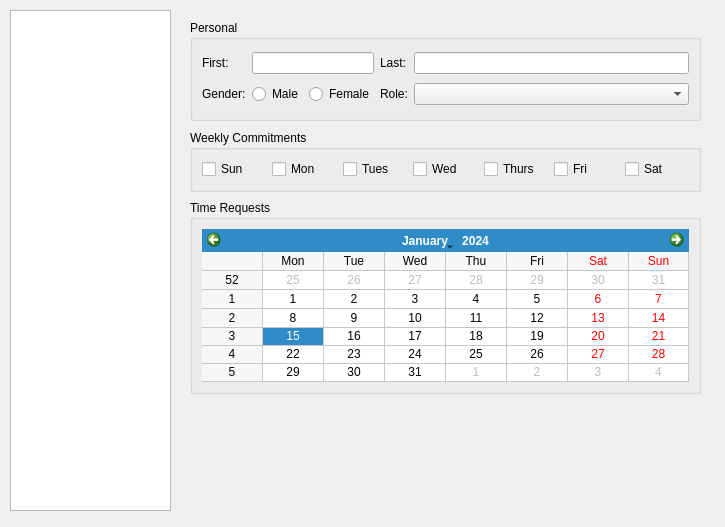
Above: src/ui/dsgn/teamwidget.ui from Nava2/DutyScheduler before the change. Below: the same form after it.
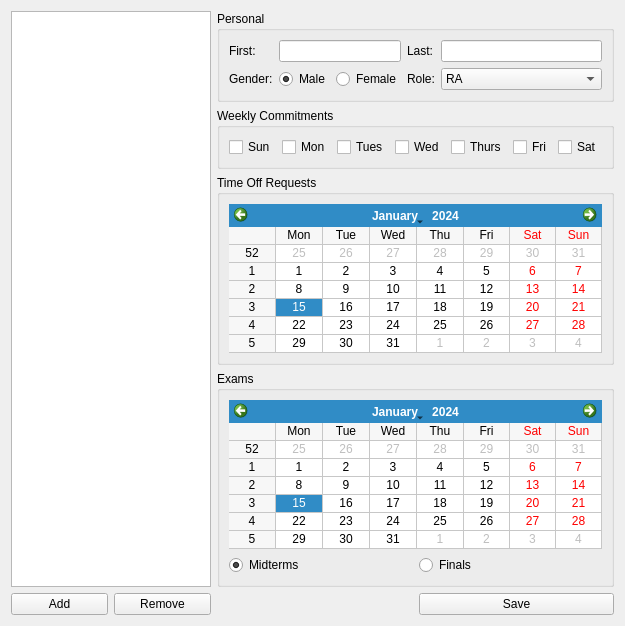
That is the form after the change.

```diff
--- a/src/ui/dsgn/teamwidget.ui
+++ b/src/ui/dsgn/teamwidget.ui
@@ -6,31 +6,21 @@
    <rect>
     <x>0</x>
     <y>0</y>
-    <width>725</width>
-    <height>527</height>
+    <width>624</width>
+    <height>622</height>
    </rect>
   </property>
   <property name="windowTitle">
    <string>Form</string>
   </property>
-  <widget class="QListWidget" name="listWidget">
-   <property name="geometry">
-    <rect>
-     <x>10</x>
-     <y>10</y>
-     <width>161</width>
-     <height>501</height>
-    </rect>
-   </property>
-  </widget>
+  <layout class="QGridLayout" name="gridLayout_5">
+   <item row="0" column="2" colspan="2">
   <widget class="QGroupBox" name="gbPersonal">
-   <property name="geometry">
-    <rect>
-     <x>190</x>
-     <y>20</y>
-     <width>511</width>
-     <height>101</height>
-    </rect>
+     <property name="sizePolicy">
+      <sizepolicy hsizetype="Expanding" vsizetype="Preferred">
+       <horstretch>1</horstretch>
+       <verstretch>0</verstretch>
+      </sizepolicy>
    </property>
    <property name="title">
     <string>Personal</string>
@@ -54,7 +44,18 @@
      </widget>
     </item>
     <item row="1" column="4">
-     <widget class="QComboBox" name="cbRole"/>
+       <widget class="QComboBox" name="cbRole">
+        <item>
+         <property name="text">
+          <string>RA</string>
+         </property>
+        </item>
+        <item>
+         <property name="text">
+          <string>Don</string>
+         </property>
+        </item>
+       </widget>
     </item>
     <item row="0" column="0">
      <widget class="QLabel" name="lblFirstName">
@@ -75,6 +76,9 @@
       <property name="text">
        <string>Male</string>
       </property>
+        <property name="checked">
+         <bool>true</bool>
+        </property>
      </widget>
     </item>
     <item row="0" column="1" colspan="2">
@@ -89,14 +93,14 @@
     </item>
    </layout>
   </widget>
+   </item>
+   <item row="1" column="2" colspan="2">
   <widget class="QGroupBox" name="gbWeekly">
-   <property name="geometry">
-    <rect>
-     <x>190</x>
-     <y>130</y>
-     <width>511</width>
-     <height>62</height>
-    </rect>
+     <property name="sizePolicy">
+      <sizepolicy hsizetype="Preferred" vsizetype="Preferred">
+       <horstretch>1</horstretch>
+       <verstretch>0</verstretch>
+      </sizepolicy>
    </property>
    <property name="title">
     <string>Weekly Commitments</string>
@@ -174,17 +178,17 @@
     </item>
    </layout>
   </widget>
-  <widget class="QGroupBox" name="groupBox">
-   <property name="geometry">
-    <rect>
-     <x>190</x>
-     <y>200</y>
-     <width>511</width>
-     <height>194</height>
-    </rect>
+   </item>
+   <item row="2" column="2" colspan="2">
+    <widget class="QGroupBox" name="gbTimeOff">
+     <property name="sizePolicy">
+      <sizepolicy hsizetype="Preferred" vsizetype="Preferred">
+       <horstretch>1</horstretch>
+       <verstretch>1</verstretch>
+      </sizepolicy>
    </property>
    <property name="title">
-    <string>Time Requests</string>
+      <string>Time Off Requests</string>
    </property>
    <layout class="QGridLayout" name="gridLayout_2">
     <item row="0" column="0">
@@ -206,6 +210,125 @@
     </item>
    </layout>
   </widget>
+   </item>
+   <item row="5" column="0">
+    <widget class="QPushButton" name="btnAdd">
+     <property name="text">
+      <string>Add</string>
+     </property>
+     <attribute name="buttonGroup">
+      <string notr="true">btnGrpModifyList</string>
+     </attribute>
+    </widget>
+   </item>
+   <item row="5" column="1">
+    <widget class="QPushButton" name="btnRemove">
+     <property name="text">
+      <string>Remove</string>
+     </property>
+     <attribute name="buttonGroup">
+      <string notr="true">btnGrpModifyList</string>
+     </attribute>
+    </widget>
+   </item>
+   <item row="0" column="0" rowspan="5" colspan="2">
+    <widget class="QListWidget" name="listWidget">
+     <property name="sizePolicy">
+      <sizepolicy hsizetype="Preferred" vsizetype="Expanding">
+       <horstretch>0</horstretch>
+       <verstretch>0</verstretch>
+      </sizepolicy>
+     </property>
+     <property name="minimumSize">
+      <size>
+       <width>200</width>
+       <height>0</height>
+      </size>
+     </property>
+    </widget>
+   </item>
+   <item row="5" column="3">
+    <widget class="QPushButton" name="btnSave">
+     <property name="text">
+      <string>Save</string>
+     </property>
+    </widget>
+   </item>
+   <item row="3" column="2" rowspan="2" colspan="2">
+    <widget class="QGroupBox" name="gbExams">
+     <property name="sizePolicy">
+      <sizepolicy hsizetype="Preferred" vsizetype="MinimumExpanding">
+       <horstretch>1</horstretch>
+       <verstretch>2</verstretch>
+      </sizepolicy>
+     </property>
+     <property name="title">
+      <string>Exams</string>
+     </property>
+     <layout class="QGridLayout" name="gridLayout_4">
+      <item row="1" column="0">
+       <widget class="QRadioButton" name="rbMidterms">
+        <property name="text">
+         <string>Midterms</string>
+        </property>
+        <property name="checked">
+         <bool>true</bool>
+        </property>
+        <attribute name="buttonGroup">
+         <string notr="true">btnGrpExamSel</string>
+        </attribute>
+       </widget>
+      </item>
+      <item row="1" column="1">
+       <widget class="QRadioButton" name="rbFinals">
+        <property name="text">
+         <string>Finals</string>
+        </property>
+        <attribute name="buttonGroup">
+         <string notr="true">btnGrpExamSel</string>
+        </attribute>
+       </widget>
+      </item>
+      <item row="0" column="0" colspan="2">
+       <widget class="QCalendarWidget" name="cwMidterms">
+        <property name="sizePolicy">
+         <sizepolicy hsizetype="Preferred" vsizetype="Preferred">
+          <horstretch>0</horstretch>
+          <verstretch>1</verstretch>
+         </sizepolicy>
+        </property>
+        <property name="minimumDate">
+         <date>
+          <year>1755</year>
+          <month>1</month>
+          <day>1</day>
+         </date>
+        </property>
+        <property name="gridVisible">
+         <bool>true</bool>
+        </property>
+        <property name="dateEditEnabled">
+         <bool>true</bool>
+        </property>
+       </widget>
+      </item>
+     </layout>
+    </widget>
+   </item>
+   <item row="5" column="2">
+    <spacer name="horizontalSpacer">
+     <property name="orientation">
+      <enum>Qt::Horizontal</enum>
+     </property>
+     <property name="sizeHint" stdset="0">
+      <size>
+       <width>40</width>
+       <height>20</height>
+      </size>
+     </property>
+    </spacer>
+   </item>
+  </layout>
  </widget>
  <resources/>
  <connections/>
```
Left out of the diff: 7 changed lines with no effect on the pictures. Lines whose indentation alone changed are shown as unchanged.
